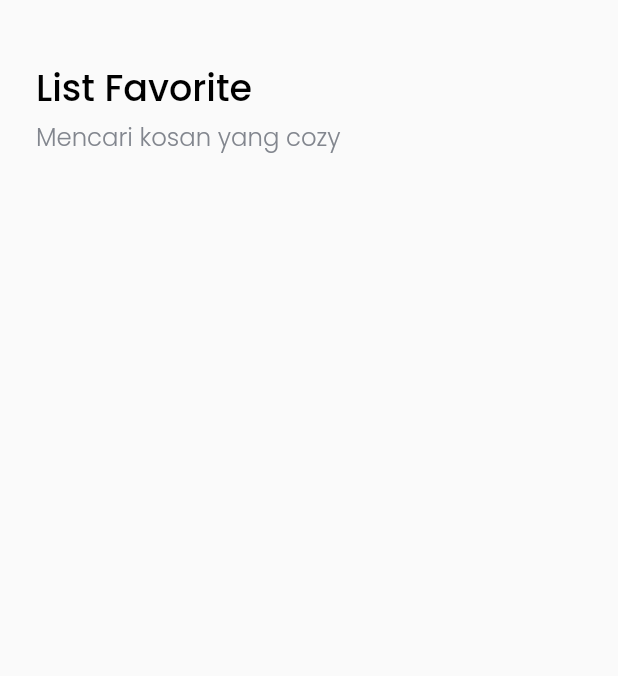
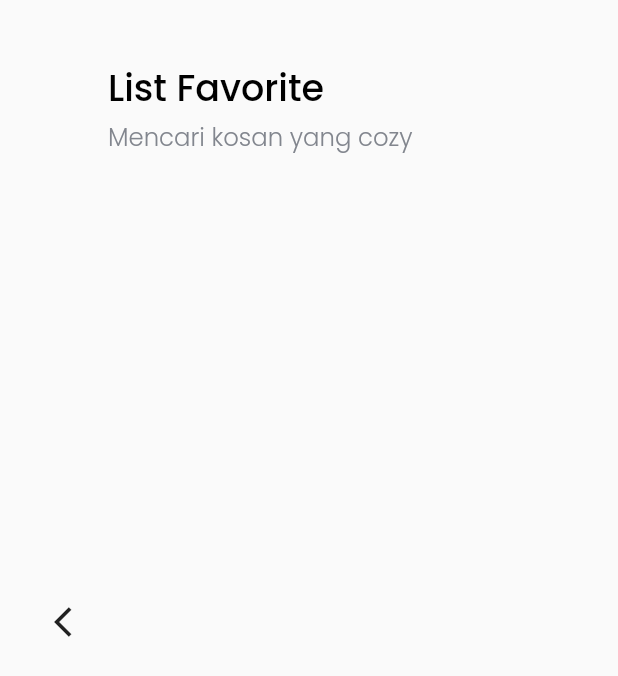
Before and after one commit to fahadhafizdev/cozy_v2, a Flutter app: the FavoriteHeader widget shown alone on an empty page, opened directly, on a phone screen of 412 x 824 dp. Shown: the top 676 px of the screen. Run offline on Flutter 3.47's test engine with Material 2 defaults, Android fonts, the phone set to English and light mode, and no system bars; our stand-ins replace flutter_screenutil, flutter_svg, google_fonts, rive.

Commit message:
Update favorite_header.dart

```diff
--- a/lib/app/modules/menu/favorite/components/favorite_header.dart
+++ b/lib/app/modules/menu/favorite/components/favorite_header.dart
@@ -10,6 +10,23 @@ class FavoriteHeader extends StatelessWidget {
   Widget build(BuildContext context) {
     return Padding(
       padding: const EdgeInsets.fromLTRB(24, 40, 0, 30),
+      child: Row(
+        crossAxisAlignment: CrossAxisAlignment.start,
+        children: [
+          LayoutBuilder(builder: (context, constraint) {
+            if (constraint.maxWidth <= 700) {
+              return const SizedBox.shrink();
+            } else {
+              return GestureDetector(
+                onTap: () => Navigator.pop(context),
+                child: const Padding(
+                  padding: EdgeInsets.fromLTRB(12, 7, 12, 12),
+                  child: Center(child: Icon(Icons.arrow_back_ios)),
+                ),
+              );
+            }
+          }),
+          Expanded(
             child: Column(
               crossAxisAlignment: CrossAxisAlignment.start,
               children: [
@@ -24,6 +41,9 @@ class FavoriteHeader extends StatelessWidget {
                 ),
               ],
             ),
+          ),
+        ],
+      ),
     );
   }
 }
```
Lines whose indentation alone changed are shown as unchanged.
